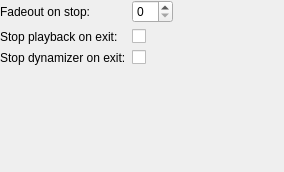
First picture: the form in gui/playbacksettings.ui, repository polpo/cantata-mac, before the edit.
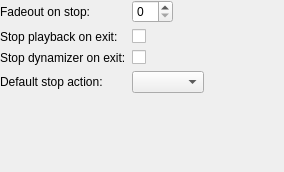
Second picture: the form after the edit. Custom widgets are drawn as their Qt base class.

Commit message: Implement 'Stop after current track'

Diff of the .ui file:
```diff
--- a/gui/playbacksettings.ui
+++ b/gui/playbacksettings.ui
@@ -63,6 +63,19 @@
      </property>
     </widget>
    </item>
+   <item row="3" column="0">
+    <widget class="QLabel" name="label">
+     <property name="text">
+      <string>Default stop action:</string>
+     </property>
+     <property name="buddy">
+      <cstring>stopAction</cstring>
+     </property>
+    </widget>
+   </item>
+   <item row="3" column="1">
+    <widget class="QComboBox" name="stopAction"/>
+   </item>
   </layout>
  </widget>
  <customwidgets>
```
Left out of the diff: 6 changed lines with no effect on the pictures. The commit also changes 9 other files.
